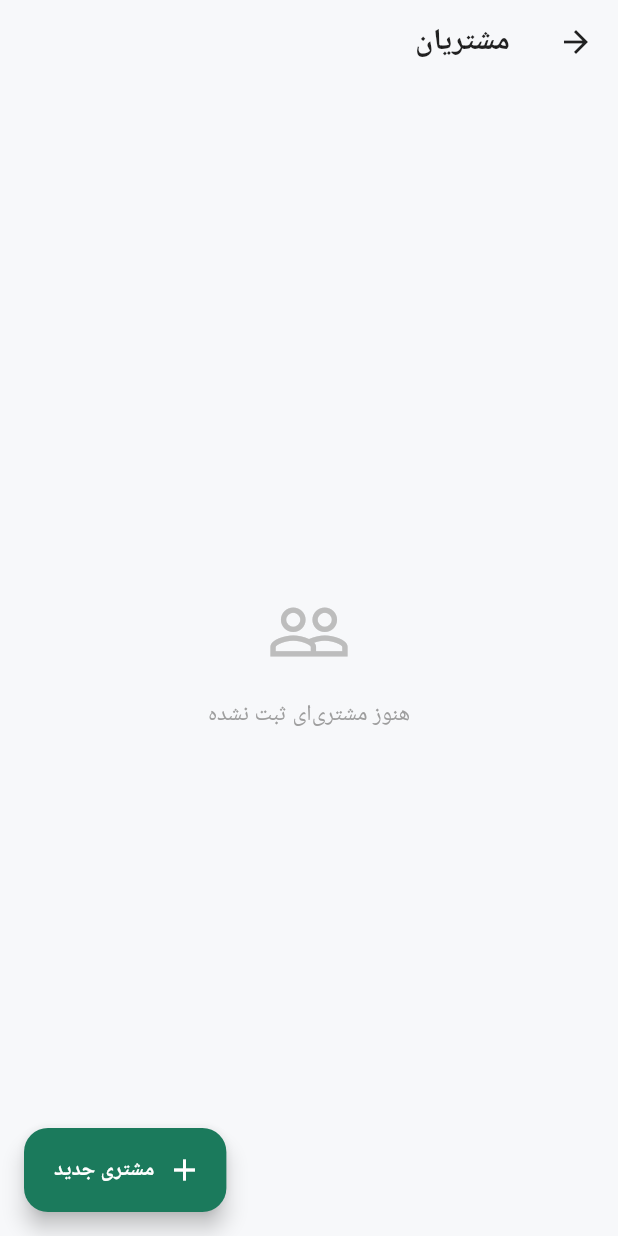
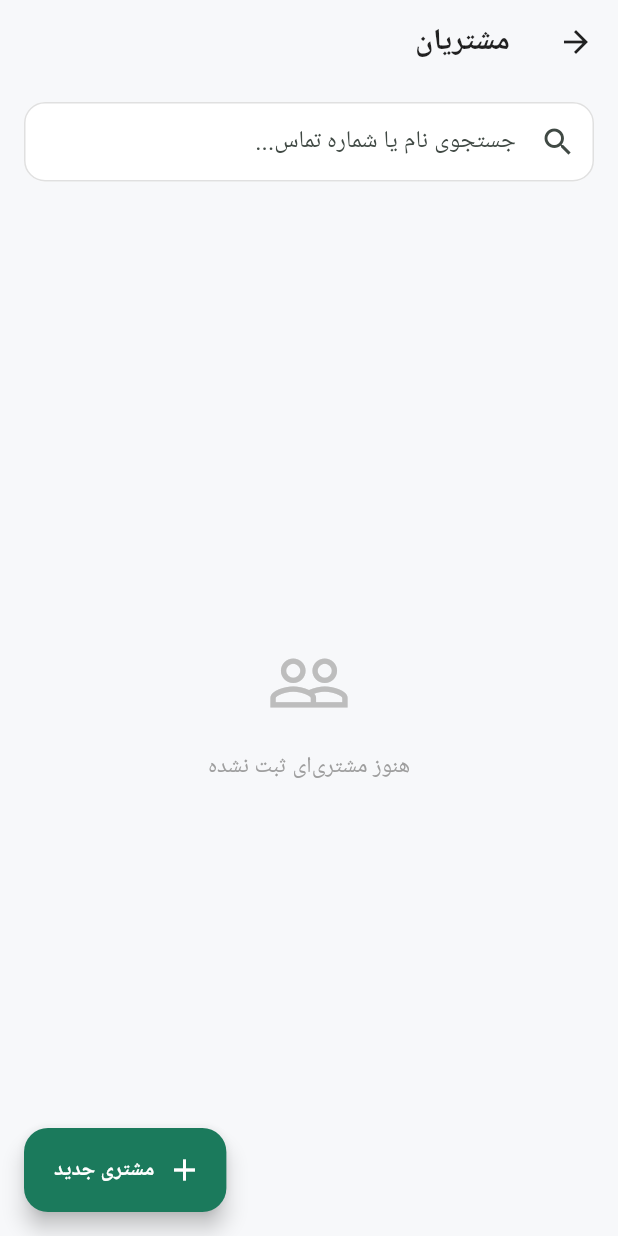
Before and after one commit to Reza1162/tamirino, a Flutter app: the CustomersPage screen opened directly, on a phone screen of 412 x 824 dp. Run offline on Flutter 3.47's test engine with Material 3 defaults, Android fonts, the phone set to English and light mode, and no system bars; our stand-ins replace drift, flutter_local_notifications, pdf, permission_handler, printing, sqlite3_flutter_libs and 1 more; accounts and stored records are empty; generated files the repository leaves out were written again; Roboto replaces fonts that are missing (Vazir).

Commit message:
feat: search in customers and orders lists

```diff
--- a/lib/features/customers/customers_page.dart
+++ b/lib/features/customers/customers_page.dart
@@ -5,17 +5,49 @@ import '../../data/local/db_provider.dart';
 import 'add_customer_page.dart';
 import 'customer_detail_page.dart';
 
-class CustomersPage extends StatelessWidget {
+class CustomersPage extends StatefulWidget {
   const CustomersPage({super.key});
+
+  @override
+  State<CustomersPage> createState() => _CustomersPageState();
+}
+
+class _CustomersPageState extends State<CustomersPage> {
+  String _query = '';
 
   @override
   Widget build(BuildContext context) {
     return Scaffold(
       appBar: AppBar(title: const Text('مشتریان')),
-      body: StreamBuilder<List<Customer>>(
+      body: Column(
+        children: [
+          Padding(
+            padding: const EdgeInsets.fromLTRB(16, 12, 16, 4),
+            child: TextField(
+              decoration: InputDecoration(
+                hintText: 'جستجوی نام یا شماره تماس...',
+                prefixIcon: const Icon(Icons.search),
+                filled: true,
+                fillColor: Colors.white,
+                border: OutlineInputBorder(
+                  borderRadius: BorderRadius.circular(14),
+                  borderSide: BorderSide.none,
+                ),
+              ),
+              onChanged: (v) => setState(() => _query = v.trim()),
+            ),
+          ),
+          Expanded(
+            child: StreamBuilder<List<Customer>>(
               stream: DbProvider.repository.watchCustomers(),
               builder: (context, snapshot) {
-          final customers = snapshot.data ?? [];
+                var customers = snapshot.data ?? [];
+                if (_query.isNotEmpty) {
+                  customers = customers
+                      .where((c) =>
+                          c.name.contains(_query) || c.phone.contains(_query))
+                      .toList();
+                }
                 if (customers.isEmpty) {
                   return Center(
                     child: Padding(
@@ -25,8 +57,10 @@ class CustomersPage extends StatelessWidget {
                         children: [
                           Icon(Icons.people_outline, size: 56, color: Colors.grey.shade400),
                           const SizedBox(height: 16),
-                    const Text('هنوز مشتری‌ای ثبت نشده',
-                        style: TextStyle(color: Colors.grey, fontSize: 15)),
+                          Text(
+                            _query.isEmpty ? 'هنوز مشتری‌ای ثبت نشده' : 'نتیجه‌ای یافت نشد',
+                            style: const TextStyle(color: Colors.grey, fontSize: 15),
+                          ),
                         ],
                       ),
                     ),
@@ -45,8 +79,7 @@ class CustomersPage extends StatelessWidget {
                           backgroundColor: AppTheme.primaryLight,
                           child: Text(
                             c.name.isNotEmpty ? c.name[0] : '؟',
-                      style: const TextStyle(
-                          color: AppTheme.primary, fontWeight: FontWeight.bold),
+                            style: const TextStyle(color: AppTheme.primary, fontWeight: FontWeight.bold),
                           ),
                         ),
                         title: Text(c.name, style: const TextStyle(fontWeight: FontWeight.w600)),
@@ -61,6 +94,9 @@ class CustomersPage extends StatelessWidget {
                 );
               },
             ),
+          ),
+        ],
+      ),
       floatingActionButton: FloatingActionButton.extended(
         onPressed: () => Navigator.of(context).push(
           MaterialPageRoute(builder: (_) => const AddCustomerPage()),
```
Also changed, not shown: lib/features/repair_orders/orders_list_page.dart (+22 -0 lines). Lines whose indentation alone changed are shown as unchanged.
